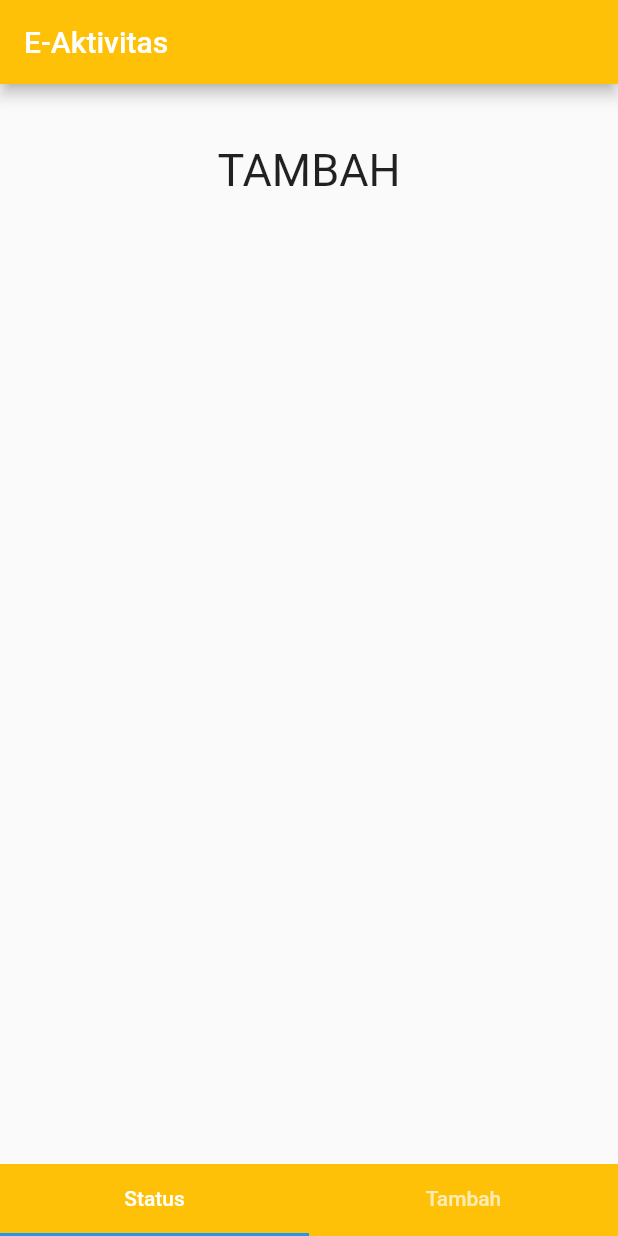
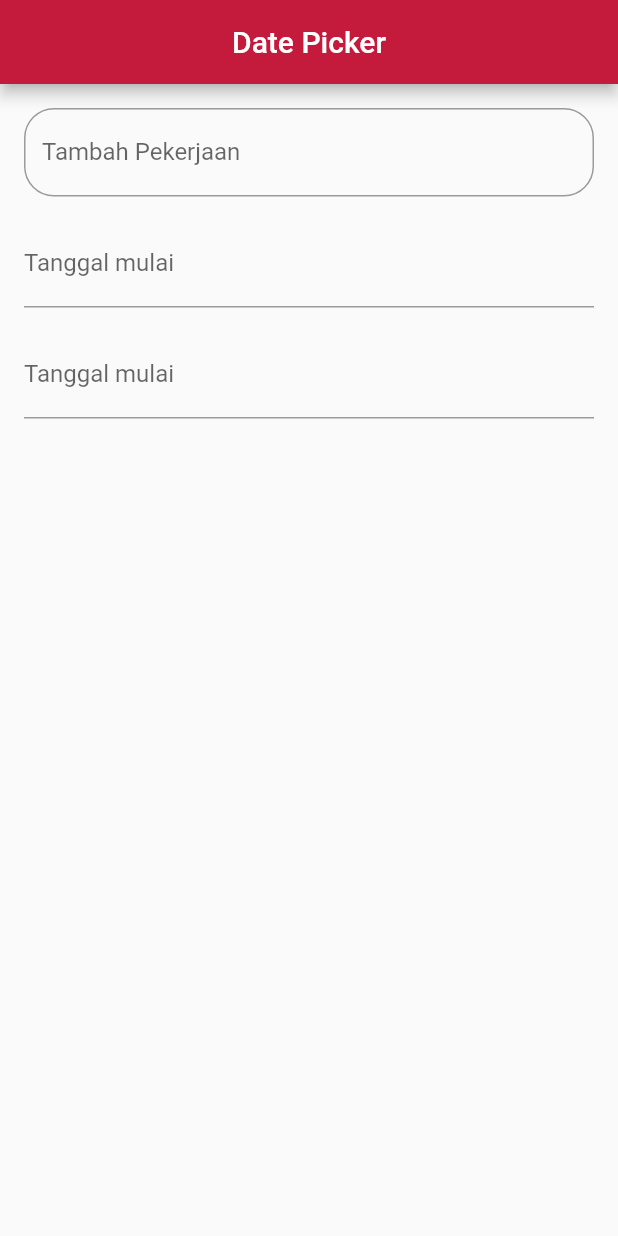
Before and after one commit to almira-haswinitha/E-aktivitas, a Flutter app: the screen it shows after launch, on a phone screen of 412 x 824 dp. Run offline on Flutter 3.47's test engine with Material 2 defaults, Android fonts, the phone set to English and light mode, and no system bars.

Commit message:
hanya 1 halaman yg berisi nama pekerjaan dan tgl mulai selesai

```diff
--- a/lib/main.dart
+++ b/lib/main.dart
@@ -1,62 +1,147 @@
 import 'package:flutter/material.dart';
-import './hal_status.dart' as status;
-import './hal_tambah.dart' as tambah;
 
-void main() {
-  runApp(new MaterialApp(
-    title: "Tab Bar",
-    home: new Aktivitas(),
-  ));
+void main() => runApp(MyApp());
+
+class MyApp extends StatelessWidget {
+  @override
+  Widget build(BuildContext context) {
+    return MaterialApp(
+      debugShowCheckedModeBanner: false,
+      title: "Flutter Demo",
+      theme: ThemeData(
+          primaryColor: Color(0xFFC41A3B),
+          primaryColorLight: Color(0xFFFBE0E6),
+          accentColor: Color(0xFF1B1F32)),
+      home: MyHomePage(),
+    );
+  }
 }
 
-class Aktivitas extends StatefulWidget {
+class MyHomePage extends StatefulWidget {
   @override
-  _AktivitasState createState() => _AktivitasState();
+  _MyHomePageState createState() => _MyHomePageState();
 }
 
-class _AktivitasState extends State<Aktivitas>
-    with SingleTickerProviderStateMixin {
-  TabController controller;
+class _MyHomePageState extends State<MyHomePage> {
+  String title = 'Date Picker';
 
-  @override
-  void initState() {
-    controller = new TabController(length: 2, vsync: this);
-    super.initState();
-  }
+  DateTime _date = DateTime.now();
 
-  @override
-  void dispose() {
-    controller.dispose();
-    super.dispose();
+  Future<Null> _selectDate(BuildContext context) async {
+    DateTime _datePicker = await showDatePicker(
+        context: context,
+        initialDate: _date, // current date
+        firstDate: DateTime(1947), //first date
+        lastDate: DateTime(2030), // last date
+        textDirection:
+            TextDirection.ltr, // header text or button direction ltr or rtl
+        initialDatePickerMode: DatePickerMode.day, // day or year mode
+
+        // button color change and picked color changed
+        builder: (BuildContext context, Widget child) {
+          return Theme(
+            data: ThemeData(
+              primaryColor: Color(0xFFC41A3B),
+              accentColor: Color(0xFFC41A3B),
+            ),
+            child: child,
+          );
+        });
+
+    if (_datePicker != null && _datePicker != _date) {
+      setState(() {
+        _date = _datePicker;
+        print(
+          _date.toString(),
+        );
+      });
+    }
   }
 
   @override
   Widget build(BuildContext context) {
-    return new Scaffold(
-      body: new TabBarView(
-        controller: controller,
-        children: <Widget>[
-          new status.Status(),
-          new tambah.Tambah(),
-        ],
+    return Scaffold(
+      appBar: AppBar(
+        title: Text(title),
+        centerTitle: true,
       ),
-      appBar: new AppBar(
-        title: new Text("E-Aktivitas"),
-        backgroundColor: Colors.amber,
-      ),
-      bottomNavigationBar: new Material(
-        color: Colors.amber,
-        child: new TabBar(
-          controller: controller,
-          tabs: <Widget>[
-            new Tab(
-              text: "Status",
-            ),
-            new Tab(
-              text: "Tambah",
-            )
-          ],
-        ),
+      body: Center(
+        child: Padding(
+            padding: const EdgeInsets.all(16.0),
+            child: new Column(
+              children: <Widget>[
+                new TextField(
+                  decoration: new InputDecoration(
+                      hintText: "Tambah Pekerjaan",
+                      labelText: "Tambah Pekerjaan",
+                      border: new OutlineInputBorder(
+                          borderRadius: new BorderRadius.circular(20.0))),
+                ),
+                new Padding(
+                  padding: new EdgeInsets.only(top: 15.0),
+                ),
+                new TextFormField(
+                  cursorColor: Color(0xFFC41A3B),
+                  readOnly: true,
+                  onTap: () {
+                    setState(() {
+                      _selectDate(context);
+                    });
+                  },
+                  decoration: InputDecoration(
+                    labelText: 'Tanggal mulai',
+                    labelStyle: TextStyle(fontSize: 16.0),
+                    hintText: (_date.toString()),
+                    focusedBorder: OutlineInputBorder(
+                      borderSide:
+                          BorderSide(color: Color(0xFFC41A3B), width: 2.0),
+                      borderRadius: BorderRadius.circular(20.0),
+                    ),
+                  ),
+                ),
+                new Padding(
+                  padding: new EdgeInsets.only(top: 15.0),
+                ),
+                new TextFormField(
+                  cursorColor: Color(0xFFC41A3B),
+                  readOnly: true,
+                  onTap: () {
+                    setState(() {
+                      _selectDate(context);
+                    });
+                  },
+                  decoration: InputDecoration(
+                    labelText: 'Tanggal mulai',
+                    labelStyle: TextStyle(fontSize: 16.0),
+                    hintText: (_date.toString()),
+                    focusedBorder: OutlineInputBorder(
+                      borderSide:
+                          BorderSide(color: Color(0xFFC41A3B), width: 2.0),
+                      borderRadius: BorderRadius.circular(20.0),
+                    ),
+                  ),
+                ),
+              ],
+            )),
+
+        // child: Column(
+        //   mainAxisAlignment: MainAxisAlignment.center,
+        //   children: <Widget>[
+        //     RaisedButton(
+        //       onPressed: () {
+        //         setState(() {
+        //           _selectDate(context);
+        //         });
+        //       },
+        //       color: Color(0xFFC41A3B),
+        //       child: Text(
+        //         'Data Picker',
+        //         style: TextStyle(color: Colors.white),
+        //       ),
+        //     ),
+        //     Text(_date.toString()),
+        //   ],
+        // ),
       ),
     );
   }
```
